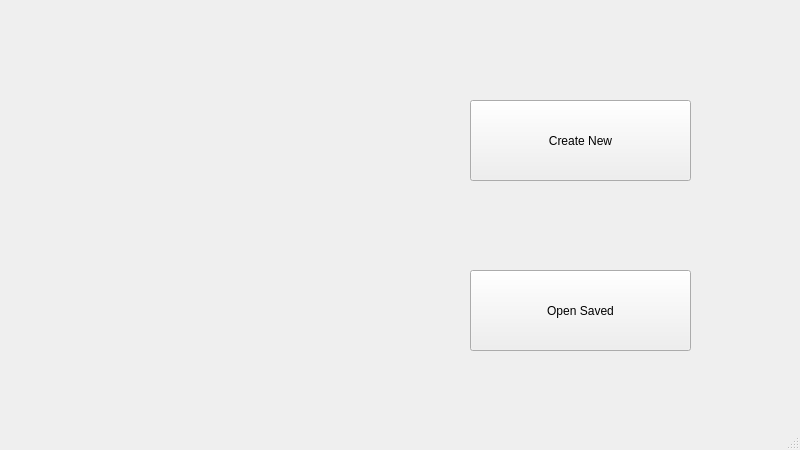
Above: Dev/Colour combine/MainMenu2.ui from jamie-knapman/Processing-Images-to-Embroidery before the change. Below: the same form after it.
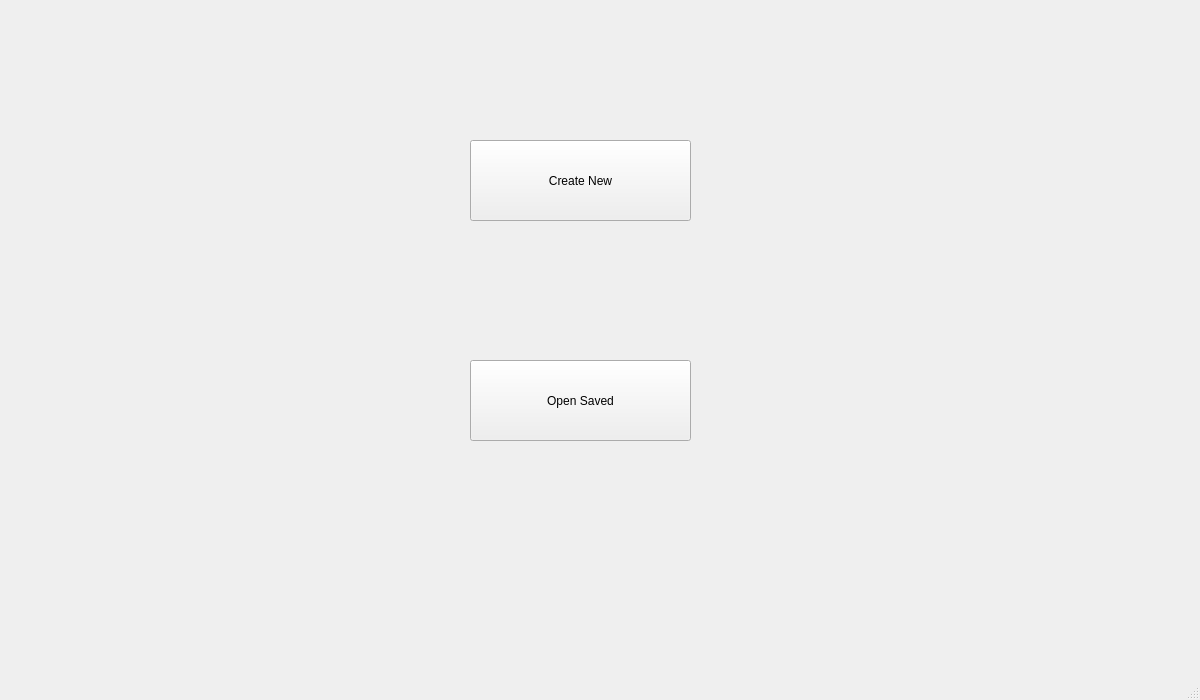
That is the form after the change.

Patch:
```diff
--- a/Dev/Colour combine/MainMenu2.ui
+++ b/Dev/Colour combine/MainMenu2.ui
@@ -6,8 +6,8 @@
    <rect>
     <x>0</x>
     <y>0</y>
-    <width>800</width>
-    <height>450</height>
+    <width>1200</width>
+    <height>700</height>
    </rect>
   </property>
   <property name="sizePolicy">
@@ -24,7 +24,7 @@
     <property name="geometry">
      <rect>
       <x>470</x>
-      <y>100</y>
+      <y>140</y>
       <width>221</width>
       <height>81</height>
      </rect>
@@ -37,7 +37,7 @@
     <property name="geometry">
      <rect>
       <x>470</x>
-      <y>270</y>
+      <y>360</y>
       <width>221</width>
       <height>81</height>
      </rect>
```
Left out of the diff: 2 changed lines with no effect on the pictures.
